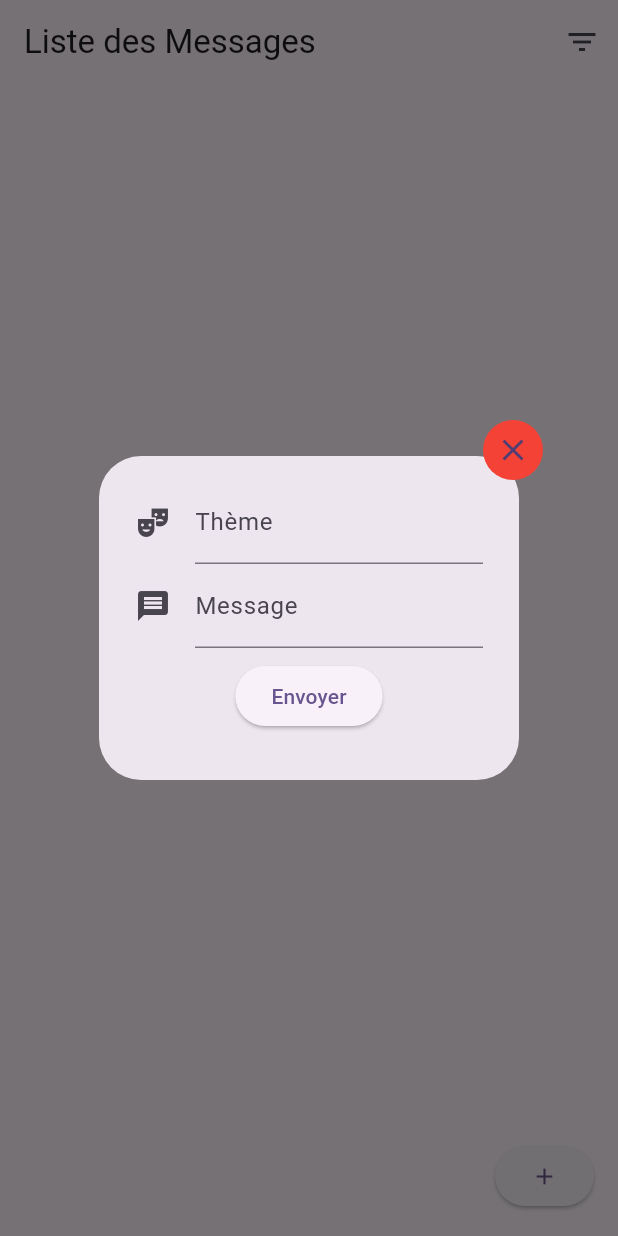
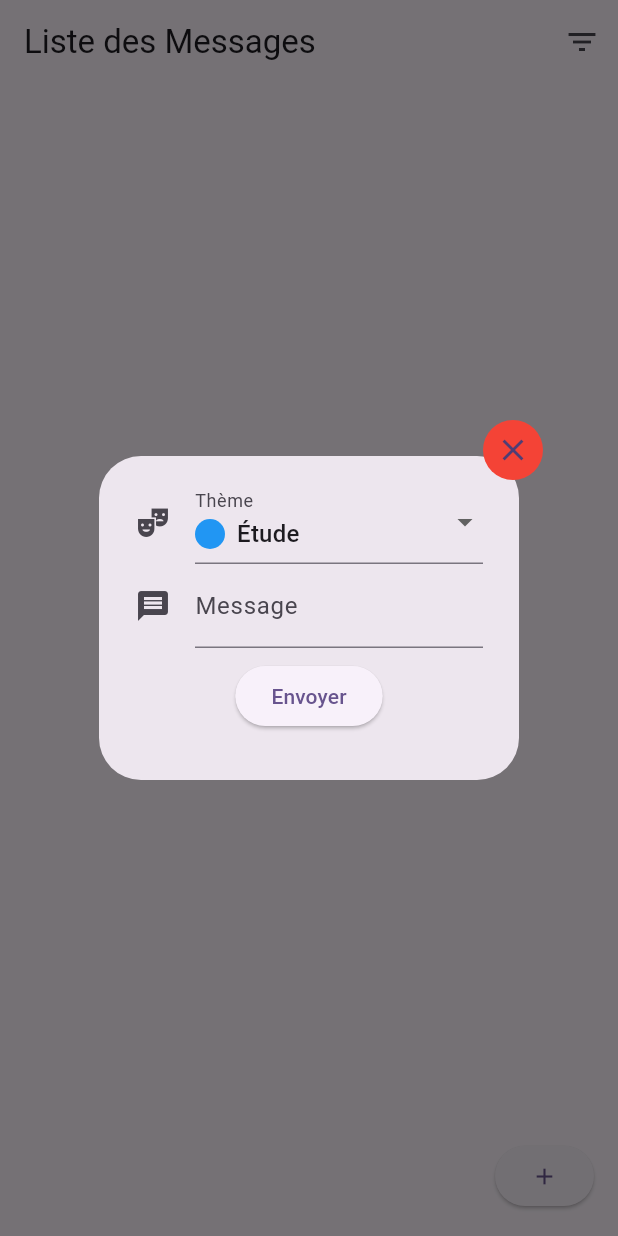
Before and after one commit to hippot02/chatsuble, a Flutter app: the HomePageContent screen opened directly with empty values, after a tap on the "add" icon, on a phone screen of 412 x 824 dp. Run offline on Flutter 3.47's test engine with Material 3 defaults, Android fonts, the light colour scheme and no system bars; our stand-ins replace cloud_firestore, firebase_auth, firebase_core, geolocator, permission_handler; accounts and stored records are empty; generated files the repository leaves out were written again.

Commit message:
Modif thème et tri

```diff
--- a/lib/chat/home.dart
+++ b/lib/chat/home.dart
@@ -5,6 +5,7 @@ import 'package:chatsuble/chat/widgets/filter/filter_button.dart';
 import 'package:cloud_firestore/cloud_firestore.dart';
 import 'package:flutter/material.dart';
 import 'package:chatsuble/profile/profile_page.dart';
+import 'package:intl/intl.dart';
 
 class HomePage extends StatefulWidget {
   const HomePage({Key? key}) : super(key: key);
@@ -107,10 +108,13 @@ class HomePageContent extends StatelessWidget {
                         final DateTime messageTime =
                             (data['timestamp'] as Timestamp).toDate();
 
+                        final formattedDate =
+                            DateFormat('dd/MM/yyyy HH:mm').format(messageTime);
+
                         return MyListTile(
                           theme: messageTheme,
                           text: messageText,
-                          date: messageTime.toString(),
+                          date: formattedDate,
                         );
                       },
                     );
@@ -130,8 +134,16 @@ class HomePageContent extends StatelessWidget {
         FirebaseFirestore.instance.collection('messages');
 
     final QuerySnapshot snapshot = await messagesCollection.get();
-    return snapshot.docs
-        .map((doc) => doc.data() as Map<String, dynamic>)
-        .toList();
+    List<Map<String, dynamic>> messages =
+        snapshot.docs.map((doc) => doc.data() as Map<String, dynamic>).toList();
+
+    messages.sort((a, b) {
+      final DateTime dateTimeA = (a['timestamp'] as Timestamp).toDate();
+      final DateTime dateTimeB = (b['timestamp'] as Timestamp).toDate();
+
+      return dateTimeB.compareTo(dateTimeA);
+    });
+
+    return messages;
   }
 }
--- a/lib/chat/widgets/_stateful_dialog_button.dart
+++ b/lib/chat/widgets/_stateful_dialog_button.dart
@@ -16,14 +16,40 @@ class _StatefulDialogButtonState extends State<StatefulDialogButton> {
   final CollectionReference messagesCollection =
       FirebaseFirestore.instance.collection('messages');
 
-  final _themeController = TextEditingController();
   final _messageController = TextEditingController();
+
+  // Liste des thèmes prédéfinis
+  final List<String> themes = [
+    'Étude',
+    'Food',
+    'Jeux Vidéo',
+    'Cinéma',
+    'Sport',
+    'Autre'
+  ];
+  String selectedTheme = 'Étude'; // Thème par défaut
+
+  Color getThemeColor(String theme) {
+    switch (theme) {
+      case 'Étude':
+        return Colors.blue;
+      case 'Food':
+        return Colors.green;
+      case 'Jeux Vidéo':
+        return Colors.orange;
+      case 'Cinéma':
+        return Colors.deepPurple;
+      case 'Sport':
+        return Colors.yellow;
+      case 'Autre':
+        return Colors.teal;
+      default:
+        return Colors.grey;
+    }
+  }
 
   @override
   void dispose() {
-    // Clean up the controller when the widget is removed from the
-    // widget tree.
-    _themeController.dispose();
     _messageController.dispose();
     super.dispose();
   }
@@ -55,13 +81,15 @@ class _StatefulDialogButtonState extends State<StatefulDialogButton> {
       Position userPosition = await getUserLocation();
 
       await messagesCollection.add({
-        'theme': _themeController.text,
+        'theme': selectedTheme,
         'text': _messageController.text,
         'timestamp': DateTime.now(),
         'latitude': userPosition.latitude,
         'longitude': userPosition.longitude,
       });
       print('Message ajouté avec succès à Firestore!');
+      Navigator.of(context)
+          .pop(true); // Ferme la fenêtre de dialogue avec une valeur true
     } catch (e) {
       print('Erreur lors de l\'ajout du message: $e');
     }
@@ -71,7 +99,7 @@ class _StatefulDialogButtonState extends State<StatefulDialogButton> {
   Widget build(BuildContext context) {
     return ElevatedButton(
       onPressed: () async {
-        await showDialog<void>(
+        bool? result = await showDialog<bool>(
           context: context,
           builder: (context) => AlertDialog(
             content: Stack(
@@ -82,7 +110,8 @@ class _StatefulDialogButtonState extends State<StatefulDialogButton> {
                   top: -40,
                   child: InkResponse(
                     onTap: () {
-                            Navigator.of(context).pop();
+                      Navigator.of(context).pop(
+                          false); // Ferme la fenêtre de dialogue avec une valeur false
                     },
                     child: const CircleAvatar(
                       backgroundColor: Colors.red,
@@ -95,23 +124,41 @@ class _StatefulDialogButtonState extends State<StatefulDialogButton> {
                   child: Column(
                     mainAxisSize: MainAxisSize.min,
                     children: <Widget>[
-                            TextFormField(
-                              controller: _themeController,
+                      DropdownButtonFormField<String>(
+                        value: selectedTheme,
+                        onChanged: (String? newValue) {
+                          setState(() {
+                            selectedTheme = newValue!;
+                          });
+                        },
+                        items: themes
+                            .map<DropdownMenuItem<String>>((String value) {
+                          return DropdownMenuItem<String>(
+                            value: value,
+                            child: Row(
+                              children: [
+                                CircleAvatar(
+                                  backgroundColor: getThemeColor(value),
+                                  radius: 10,
+                                ),
+                                SizedBox(width: 8),
+                                Text(value),
+                              ],
+                            ),
+                          );
+                        }).toList(),
                         decoration: const InputDecoration(
-                                  icon: Icon(
-                                    Icons.theater_comedy,
+                          icon: Icon(Icons.theater_comedy),
+                          labelText: "Thème",
                         ),
-                                  hintText: "Thème",
-                                  labelText: "Thème"),
                       ),
                       TextFormField(
                         controller: _messageController,
                         decoration: const InputDecoration(
-                                  icon: Icon(
-                                    Icons.message,
+                          icon: Icon(Icons.message),
+                          hintText: "Message",
+                          labelText: "Message",
                         ),
-                                  hintText: "Message",
-                                  labelText: "Message"),
                       ),
                       Padding(
                         padding: const EdgeInsets.all(8),
@@ -124,13 +171,19 @@ class _StatefulDialogButtonState extends State<StatefulDialogButton> {
                             }
                           },
                         ),
-                            )
+                      ),
                     ],
                   ),
                 ),
               ],
             ),
-                ));
+          ),
+        );
+
+        if (result != null && result) {
+          // Si la fenêtre de dialogue est fermée avec une valeur true, rafraîchissez la liste des messages
+          // Mettez ici votre logique de rafraîchissement
+        }
       },
       child: const Icon(Icons.add),
     );
--- a/pubspec.yaml
+++ b/pubspec.yaml
@@ -41,6 +41,7 @@ dependencies:
   permission_handler: ^11.1.0
   geolocator: ^10.1.0
   battery_info: ^1.1.1
+  intl: ^0.19.0
 
 dev_dependencies:
   flutter_test:
```
Also changed, not shown: lib/chat/widgets/_list_tile.dart (+9 -3 lines), lib/chat/widgets/filter/_filter_theme.dart (+6 -3 lines), pubspec.lock. Lines whose indentation alone changed are shown as unchanged.
